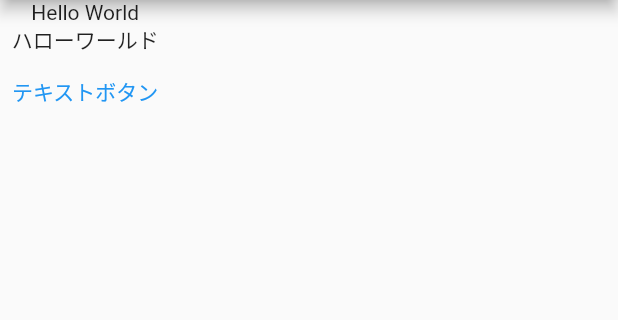
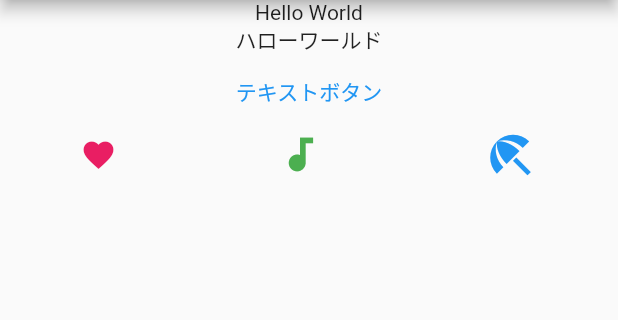
Before and after one commit to yamashun/flutter_application_1, a Flutter app: the screen it shows after launch, on a phone screen of 412 x 824 dp, the part 84-404 px from its top. Run offline on Flutter 3.47's test engine with Material 2 defaults, Android fonts, the phone set to English and light mode, and no system bars.

Commit message:
アイコン

```diff
--- a/lib/main.dart
+++ b/lib/main.dart
@@ -82,6 +82,26 @@ class _MyHomePageState extends State<MyHomePage> {
         TextButton(
           onPressed: () => { print("ボタンが押されたよ") },
           child: const Text("テキストボタン"),
+        ),
+        Row(
+          mainAxisAlignment: MainAxisAlignment.spaceAround,
+          children: const [
+            Icon(
+              Icons.favorite,
+              color: Colors.pink,
+              size: 24.0
+            ),
+            Icon(
+              Icons.audiotrack,
+              color: Colors.green,
+              size: 30.0
+            ),
+            Icon(
+              Icons.beach_access,
+              color: Colors.blue,
+              size: 36.0
+            )
+          ],
         )
       ],)
     );
```
